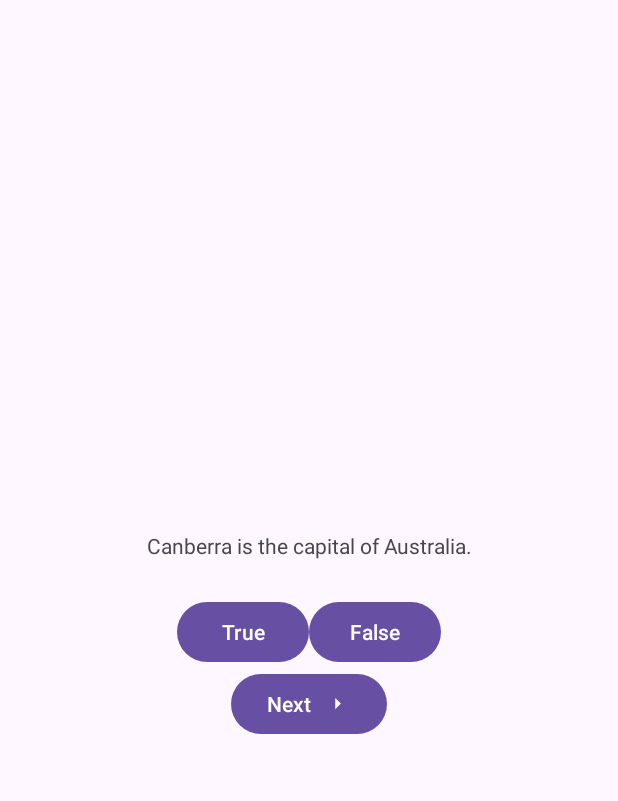
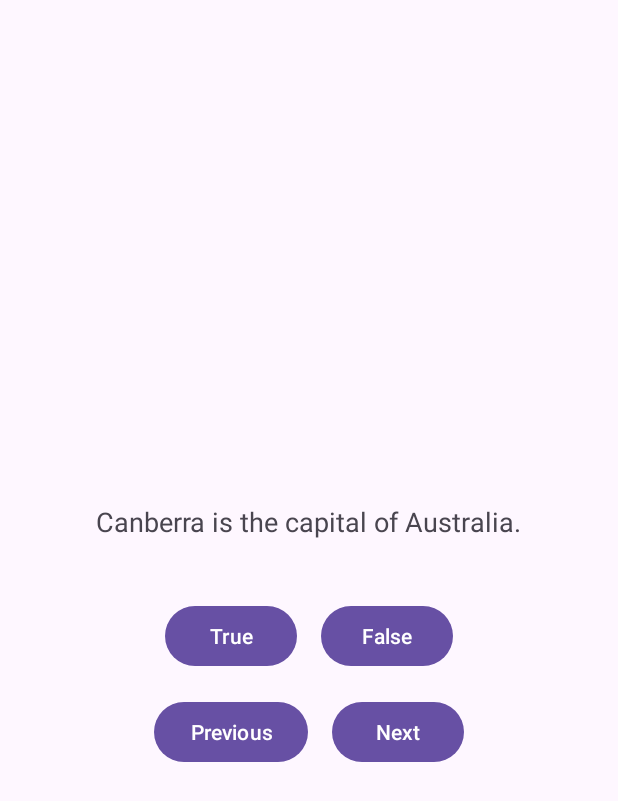
Before and after one commit to B590-goshan/Lab1, an Android app: the layout activity_main.xml on its own in the app's theme, with its tools: preview values and no code run, on a phone screen of 412 x 824 dp. Shown: the top 801 px of the screen. Run offline under Robolectric (Android 15) with nearby library versions, the phone set to English and light mode, and no system bars.

Commit message:
Challenge 2: Added Previous button functionality

```diff
--- a/app/src/main/java/com/example/lab1/MainActivity.kt
+++ b/app/src/main/java/com/example/lab1/MainActivity.kt
@@ -27,7 +27,6 @@ class MainActivity : AppCompatActivity1() {
         binding = ActivityMainBinding.inflate(layoutInflater)
         setContentView(binding.root)
 
-        // Set up button listeners
         binding.trueButton.setOnClickListener {
             checkAnswer(true)
         }
@@ -38,14 +37,15 @@ class MainActivity : AppCompatActivity1() {
             currentIndex = (currentIndex + 1) % questionBank.size
             updateQuestion()
         }
-
-        // Add a listener to TextView
-        binding.questionTextView.setOnClickListener {
-            currentIndex = (currentIndex + 1) % questionBank.size
+        binding.previousButton.setOnClickListener {
+            currentIndex = if (currentIndex - 1 < 0) {
+                questionBank.size - 1
+            } else {
+                currentIndex - 1
+            }
             updateQuestion()
         }
 
-        // Initialize the first question
         updateQuestion()
     }
 
--- a/app/src/main/res/layout/activity_main.xml
+++ b/app/src/main/res/layout/activity_main.xml
@@ -1,10 +1,11 @@
+<?xml version="1.0" encoding="utf-8"?>
 <LinearLayout xmlns:android="http://schemas.android.com/apk/res/android"
     xmlns:tools="http://schemas.android.com/tools"
-    xmlns:app="http://schemas.android.com/apk/res-auto"
     android:layout_width="match_parent"
     android:layout_height="match_parent"
     android:gravity="center"
-    android:orientation="vertical">
+    android:orientation="vertical"
+    tools:context=".MainActivity">
 
     <TextView
         android:id="@+id/question_text_view"
@@ -12,12 +13,14 @@
         android:layout_height="wrap_content"
         android:gravity="center"
         android:padding="24dp"
-        tools:text="@string/question_australia" />
+        android:text="@string/question_australia"
+        android:textSize="18sp" />
 
     <LinearLayout
         android:layout_width="wrap_content"
         android:layout_height="wrap_content"
-        android:orientation="horizontal">
+        android:orientation="horizontal"
+        android:layout_marginTop="16dp">
 
         <Button
             android:id="@+id/true_button"
@@ -29,14 +32,29 @@
             android:id="@+id/false_button"
             android:layout_width="wrap_content"
             android:layout_height="wrap_content"
+            android:layout_marginStart="16dp"
             android:text="@string/false_button" />
     </LinearLayout>
-    <Button
-        android:id="@+id/next_button"
+
+    <LinearLayout
         android:layout_width="wrap_content"
         android:layout_height="wrap_content"
-        android:text="@string/next_button"
-        app:icon="@drawable/arrow_right"
-        app:iconGravity="end" />
+        android:orientation="horizontal"
+        android:layout_marginTop="16dp"
+        android:layout_gravity="center">
+
+        <Button
+            android:id="@+id/previous_button"
+            android:layout_width="wrap_content"
+            android:layout_height="wrap_content"
+            android:text="@string/previous_button" />
+
+        <Button
+            android:id="@+id/next_button"
+            android:layout_width="wrap_content"
+            android:layout_height="wrap_content"
+            android:layout_marginStart="16dp"
+            android:text="@string/next_button" />
+    </LinearLayout>
 
 </LinearLayout>
--- a/app/src/main/res/values/strings.xml
+++ b/app/src/main/res/values/strings.xml
@@ -6,6 +6,7 @@
     <string name="correct_toast">Correct</string>
     <string name="incorrect_toast">Incorrect</string>
     <string name="next_button">Next</string>
+    <string name="previous_button">Previous</string>
     <string name="question_australia">Canberra is the capital of Australia.</string>
     <string name="question_oceans">The Pacific Ocean is larger than the Atlantic Ocean.</string>
     <string name="question_mideast">The Suez Canal connects the Red Sea and the Indian Ocean.</string>
```
